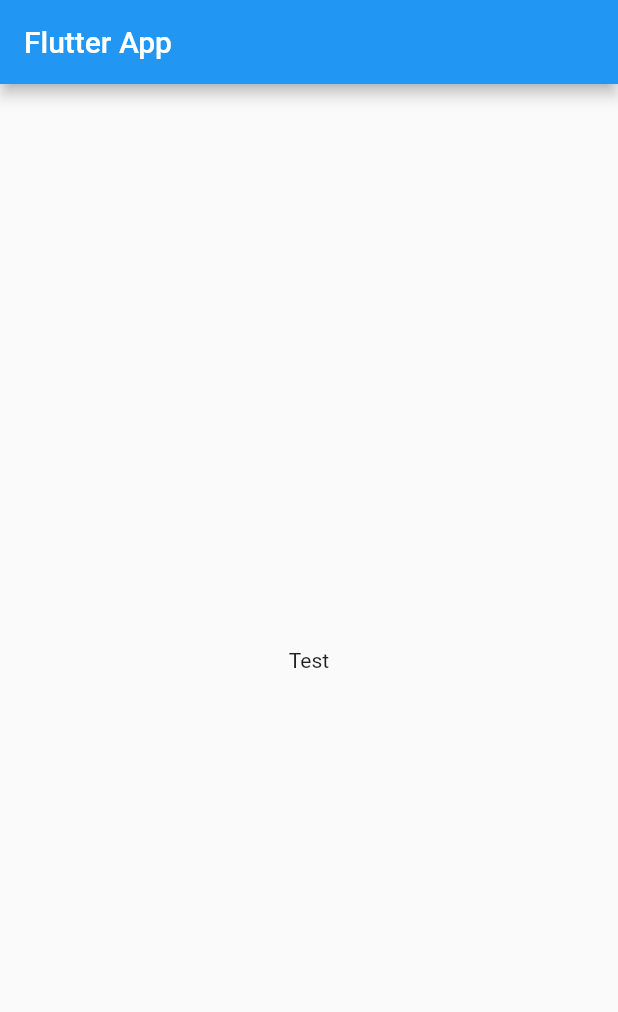
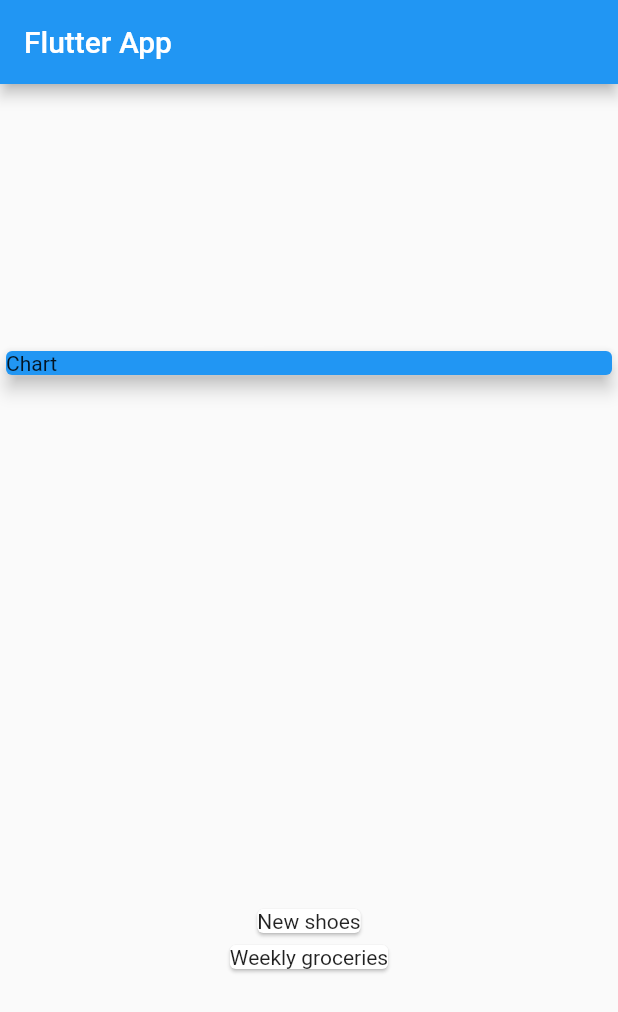
Before and after one commit to mabat/personal_expenses, a Flutter app: the screen it shows after launch, on a phone screen of 412 x 824 dp. Shown: the top 1012 px of the screen. Run offline on Flutter 3.47's test engine with Material 2 defaults, Android fonts, the phone set to English and light mode, and no system bars.

```diff
--- a/lib/main.dart
+++ b/lib/main.dart
@@ -1,4 +1,5 @@
 import 'package:flutter/material.dart';
+import './transaction.dart';
 
 void main() => runApp(MyApp());
 
@@ -13,14 +14,47 @@ class MyApp extends StatelessWidget {
 }
 
 class MyHomePage extends StatelessWidget {
+  final List<Transaction> transactions = [
+    Transaction(
+      id: "t1",
+      title: "New shoes",
+      amount: 69.99,
+      date: DateTime.now(),
+    ),
+    Transaction(
+      id: "t2",
+      title: "Weekly groceries",
+      amount: 16.53,
+      date: DateTime.now(),
+    )
+  ];
+
   @override
   Widget build(BuildContext context) {
     return Scaffold(
       appBar: AppBar(
         title: Text('Flutter App'),
       ),
-      body: Center(
-        child: Text('Test'),
+      body: Column(
+        mainAxisAlignment: MainAxisAlignment.spaceAround,
+        crossAxisAlignment: CrossAxisAlignment.stretch,
+        children: <Widget>[
+          Container(
+            width: double.infinity,
+            child: Card(
+              color: Colors.blue,
+              child: Text('Chart'),
+              elevation: 5,
+            ),
+          ),
+          Column(
+            children: transactions.map((tx) {
+              return Card(
+                child: Text(tx.title),
+              );
+            }).toList(),
+          )
+        ],
       ),
     );
   }
--- /dev/null
+++ b/lib/transaction.dart
@@ -0,0 +1,15 @@
+import 'package:flutter/foundation.dart';
+
+class Transaction {
+  final String id;
+  final String title;
+  final double amount;
+  final DateTime date;
+
+  Transaction({
+    @required this.id,
+    @required this.title,
+    @required this.amount,
+    @required this.date,
+  });
+}
```
